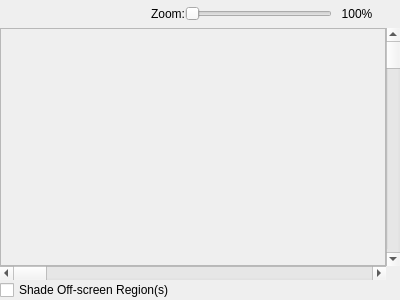
christopherpow/nesicide, file debugger/nametablevisualizerdockwidget.ui: the form before one commit.
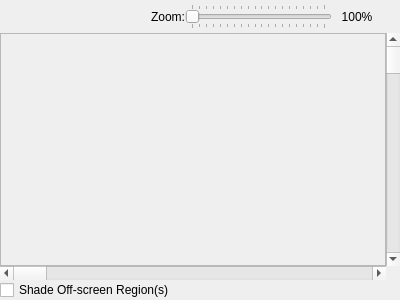
The form after the commit.

What changed in the file:
```diff
--- a/debugger/nametablevisualizerdockwidget.ui
+++ b/debugger/nametablevisualizerdockwidget.ui
@@ -52,7 +52,10 @@
          <number>100</number>
         </property>
         <property name="maximum">
-         <number>1000</number>
+         <number>2000</number>
+        </property>
+        <property name="singleStep">
+         <number>100</number>
         </property>
         <property name="pageStep">
          <number>100</number>
@@ -66,6 +69,12 @@
         <property name="invertedControls">
          <bool>false</bool>
         </property>
+        <property name="tickPosition">
+         <enum>QSlider::TicksBothSides</enum>
+        </property>
+        <property name="tickInterval">
+         <number>100</number>
+        </property>
        </widget>
       </item>
       <item>
```
